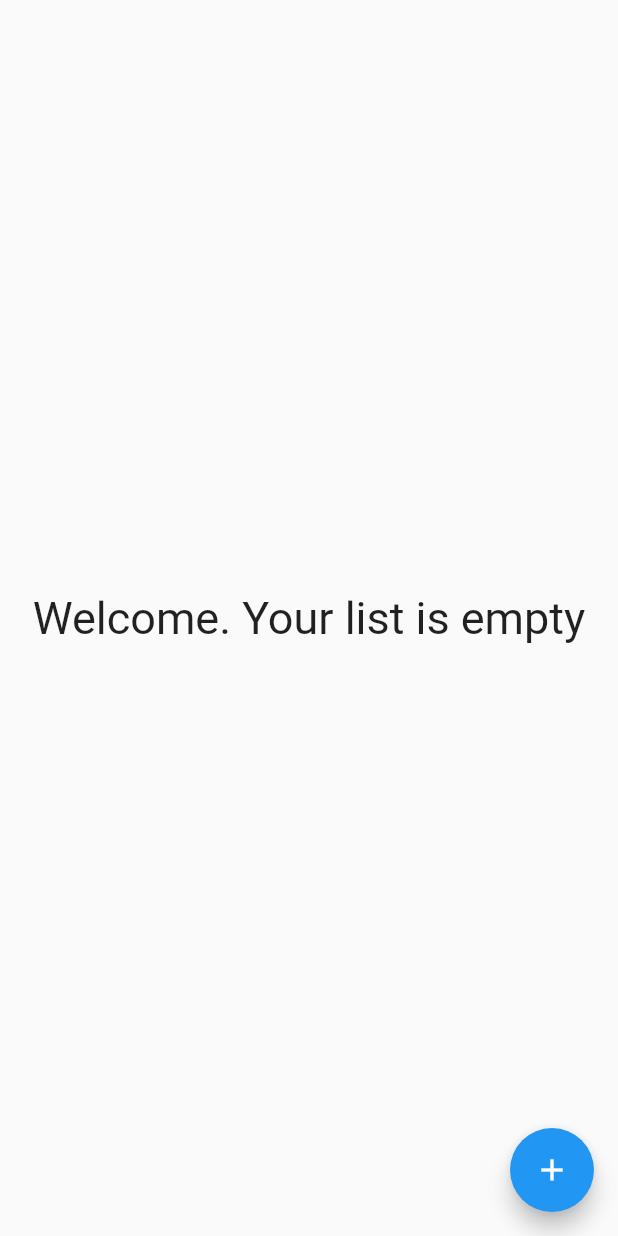
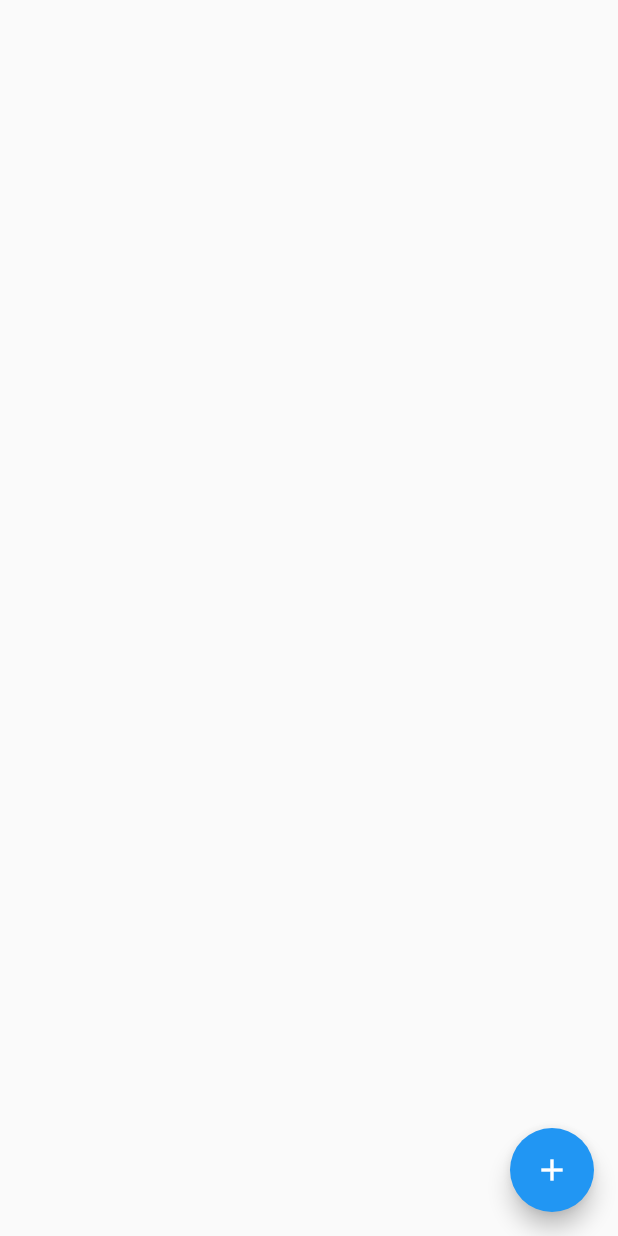
Before and after one commit to SoSorphorn/reankour_flutter_auth, a Flutter app: the HomePage screen opened directly, on a phone screen of 412 x 824 dp. Run offline on Flutter 3.47's test engine with Material 2 defaults, Android fonts, the phone set to English and light mode, and no system bars; our stand-ins replace firebase_auth, firebase_database; missing offline and left inert: flutter_auth_buttons, flutter_facebook_login; accounts and stored records are empty.

```diff
--- a/lib/Reankour/home_page.dart
+++ b/lib/Reankour/home_page.dart
@@ -134,7 +134,7 @@ class _HomePageState extends State<HomePage> {
   }
 
   Widget _showTodoList() {
-    if (_todoList.length > 0) {
+    // if (_todoList.length > 0) {
       return ListView.builder(
           shrinkWrap: true,
           itemCount: _todoList.length,
@@ -168,25 +168,16 @@ class _HomePageState extends State<HomePage> {
               ),
             );
           });
-    } else {
-      return Center(child: Text("Welcome. Your list is empty",
-        textAlign: TextAlign.center,
-        style: TextStyle(fontSize: 30.0),));
-    }
+    // } else {
+    //   return Center(child: Text("Welcome. Your list is empty",
+    //     textAlign: TextAlign.center,
+    //     style: TextStyle(fontSize: 30.0),));
+    // }
   }
 
   @override
   Widget build(BuildContext context) {
     return new Scaffold(
-        // appBar: new AppBar(
-        //   title: new Text('Flutter login demo'),
-        //   actions: <Widget>[
-        //     new FlatButton(
-        //         child: new Text('Logout',
-        //             style: new TextStyle(fontSize: 17.0, color: Colors.white)),
-        //         onPressed: _signOut)
-        //   ],
-        // ),
         body: _showTodoList(),
         floatingActionButton: FloatingActionButton(
           onPressed: () {
```
